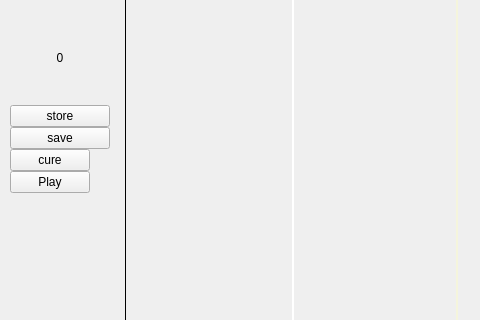
Before: the Qt Designer form gui/mainwindow.ui in bitterfly/tamagotchi, drawn with Qt 5; both pictures show x 0 to 480 and y 163 to 483 of the 634 by 626 pixel window.
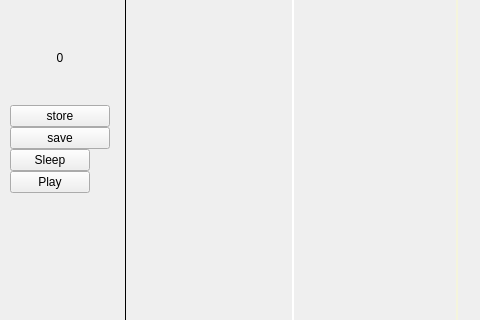
After: the same form once the commit is applied. Custom widgets are drawn as their Qt base class.

```diff
--- a/gui/mainwindow.ui
+++ b/gui/mainwindow.ui
@@ -115,7 +115,7 @@
             </sizepolicy>
            </property>
            <property name="text">
-            <string>cure</string>
+            <string>Sleep</string>
            </property>
           </widget>
          </item>
```
Left out of the diff: 2 changed lines with no effect on the pictures.
